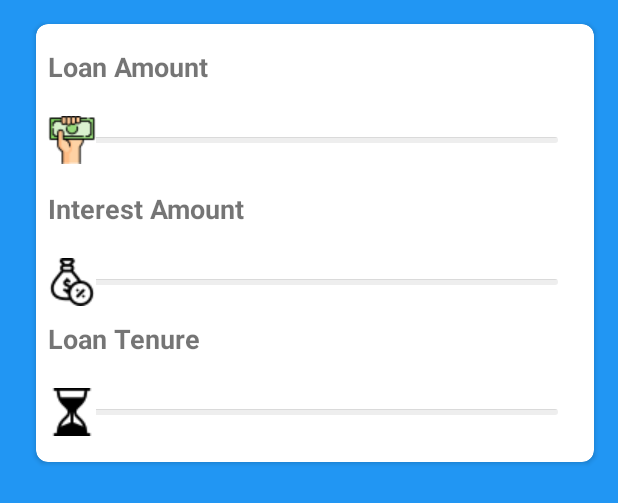
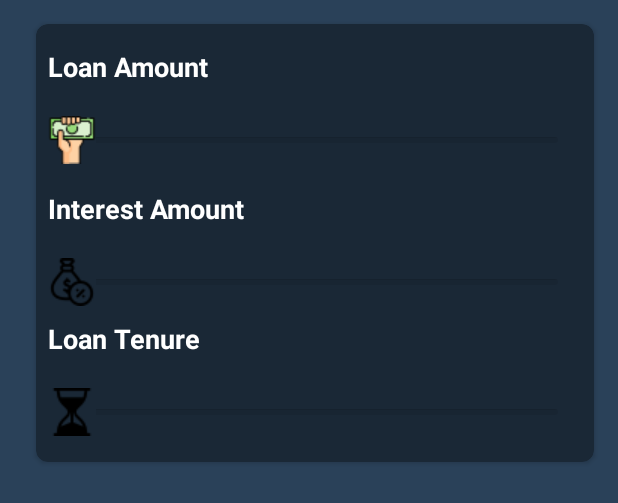
Before and after one commit to jodtribhu/LoanCare-Android-App, an Android app: the layout fragment_emi_calculations.xml on its own in the app's theme, with its tools: preview values and no code run, on a phone screen of 412 x 824 dp. Shown: the top 503 px of the screen. Run offline under Robolectric (Android 15) with nearby library versions, the light colour scheme and no system bars.

Commit message:
commit 11 emi design change

```diff
--- a/app/src/main/AndroidManifest.xml
+++ b/app/src/main/AndroidManifest.xml
@@ -11,7 +11,9 @@
         android:theme="@style/AppTheme">
         <activity android:name=".MainActivity" />
 
-        <activity android:name=".emi_calculator">
+        <activity android:name=".emi_calculator"
+            android:theme="@style/Theme.AppCompat.DayNight.NoActionBar">
+
             <intent-filter>
                 <action android:name="android.intent.action.MAIN" />
 
--- a/app/src/main/java/com/aja/loancare/fragment_emi_graph.java
+++ b/app/src/main/java/com/aja/loancare/fragment_emi_graph.java
@@ -69,12 +69,12 @@ public class fragment_emi_graph extends Fragment {
                 new PieModel(
                         "Principal Amount",
                         (float) principle,
-                        Color.parseColor("#FFA726")));
+                        Color.parseColor("#2196f3")));
         pieChart.addPieSlice(
                 new PieModel(
                         "Interest",
                         (int)totalinterest,
-                        Color.parseColor("#66BB6A")));
+                        Color.parseColor("#1a237e")));
         pieChart.startAnimation();
     }
 }
--- a/app/src/main/res/drawable-v24/seekbar_progress.xml
+++ b/app/src/main/res/drawable-v24/seekbar_progress.xml
@@ -9,7 +9,7 @@
                 <size android:height="5dp"/>
                 <corners
                     android:radius="5dp" />
-                <solid android:color="#205A48"/>
+                <solid android:color="#ffffff"/>
             </shape>
         </clip>
     </item>
--- a/app/src/main/res/layout/activity_emi_calculator.xml
+++ b/app/src/main/res/layout/activity_emi_calculator.xml
@@ -7,21 +7,21 @@
     android:layout_height="match_parent"
     android:orientation="vertical"
     android:weightSum="10"
-    android:background="#2196f3"
+    android:background="#2a4159"
     tools:context=".emi_calculator">
 
     <FrameLayout
         android:id="@+id/emi_calculator"
         android:layout_width="match_parent"
         android:layout_height="match_parent"
-        android:layout_weight="6">
+        android:layout_weight="5">
     </FrameLayout>
 
     <FrameLayout
         android:id="@+id/emi_graph"
         android:layout_width="match_parent"
         android:layout_height="match_parent"
-        android:layout_weight="4">
+        android:layout_weight="5">
 
     </FrameLayout>
 </LinearLayout>
--- a/app/src/main/res/layout/fragment_emi_calculations.xml
+++ b/app/src/main/res/layout/fragment_emi_calculations.xml
@@ -4,7 +4,7 @@
     xmlns:tools="http://schemas.android.com/tools"
     android:layout_width="match_parent"
     android:layout_height="match_parent"
-    android:background="#2196f3"
+    android:background="#2a4159"
     android:padding="8dp"
     tools:context=".fragment_emi_calculations">
 
@@ -15,7 +15,7 @@
         android:layout_marginStart="16dp"
         android:layout_marginTop="8dp"
         android:layout_marginEnd="8dp"
-
+        app:cardBackgroundColor="#1a2836"
         app:cardCornerRadius="8dp"
         app:layout_constraintEnd_toEndOf="parent"
         app:layout_constraintStart_toStartOf="parent"
@@ -51,6 +51,7 @@
                 android:layout_marginTop="16dp"
                 android:layout_marginEnd="8dp"
                 android:text="Loan Amount"
+                android:textColor="#ffffff"
                 android:textSize="18sp"
                 android:textStyle="bold"
                 app:layout_constraintEnd_toStartOf="@+id/loan_amt"
@@ -67,6 +68,7 @@
                 android:ems="10"
                 android:inputType="number"
                 android:selectAllOnFocus="true"
+                android:textColor="#FFFFFF"
                 app:layout_constraintBottom_toBottomOf="@+id/textView"
                 app:layout_constraintEnd_toEndOf="parent"
                 app:layout_constraintHorizontal_bias="0.432"
@@ -80,6 +82,7 @@
                 android:layout_marginTop="16dp"
                 android:layout_marginEnd="8dp"
                 android:text="Interest Amount"
+                android:textColor="#FFFFFF"
                 android:textSize="18sp"
                 android:textStyle="bold"
                 app:layout_constraintEnd_toStartOf="@+id/interest_rate"
@@ -110,6 +113,7 @@
                 android:background="@null"
                 android:ems="10"
                 android:inputType="number"
+                android:textColor="#FFFFFF"
                 app:layout_constraintBottom_toBottomOf="@+id/textView2"
                 app:layout_constraintEnd_toEndOf="parent"
                 app:layout_constraintStart_toStartOf="@+id/loan_amt"
@@ -122,6 +126,8 @@
                 android:layout_marginTop="8dp"
                 android:layout_marginEnd="8dp"
                 android:text="Loan Tenure"
+
+                android:textColor="#FFFFFF"
                 android:textSize="18sp"
                 android:textStyle="bold"
                 app:layout_constraintEnd_toStartOf="@+id/tenure"
@@ -153,6 +159,7 @@
                 android:background="@null"
                 android:ems="10"
                 android:inputType="number"
+                android:textColor="#FFFFFF"
                 app:layout_constraintBottom_toBottomOf="@+id/textView3"
                 app:layout_constraintEnd_toEndOf="parent"
                 app:layout_constraintStart_toStartOf="@+id/interest_rate"
--- a/app/src/main/res/values/styles.xml
+++ b/app/src/main/res/values/styles.xml
@@ -1,6 +1,6 @@
 <resources>
     <!-- Base application theme. -->
-    <style name="AppTheme" parent="Theme.AppCompat.Light.DarkActionBar">
+    <style name="AppTheme" parent="Theme.AppCompat.Light.NoActionBar">
         <!-- Customize your theme here. -->
         <item name="colorPrimary">@color/colorPrimary</item>
         <item name="colorPrimaryDark">@color/colorPrimaryDark</item>
```
Also changed, not shown: app/src/main/res/layout/fragment_emi_graph.xml (+10 -4 lines).
